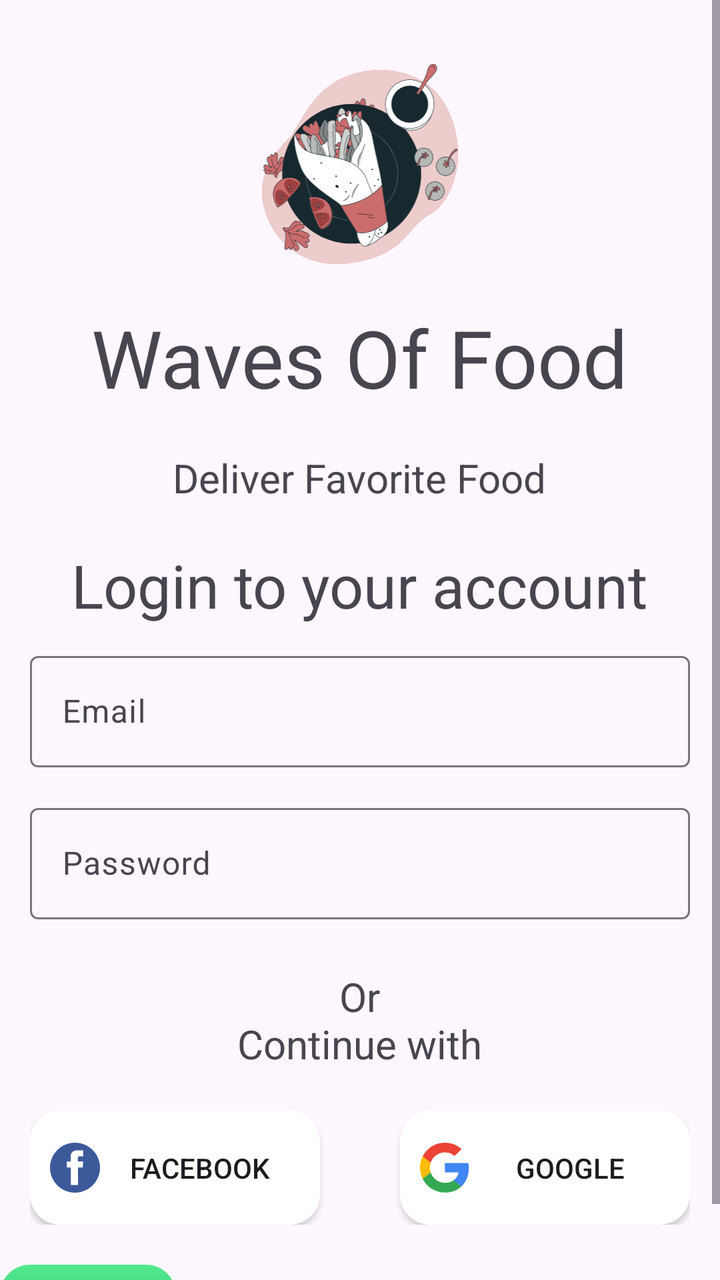
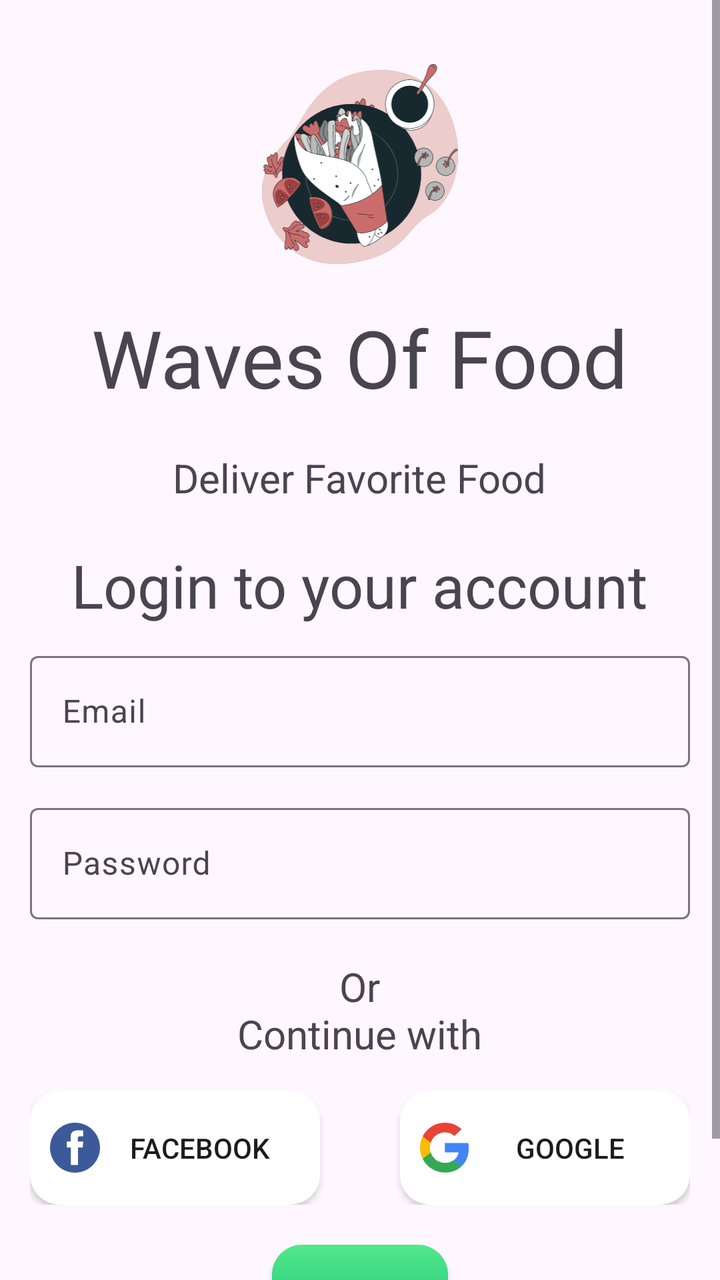

The first picture is an Android layout as it rendered before a commit; the second is the same layout after the commit. The layout source and the unified diff follow.
<!-- AndroidManifest.xml: application theme Theme.FoodOrdering -->
<!-- res/layout/activity_login.xml -->
<?xml version="1.0" encoding="utf-8"?>
<ScrollView xmlns:android="http://schemas.android.com/apk/res/android"
    xmlns:app="http://schemas.android.com/apk/res-auto"
    xmlns:tools="http://schemas.android.com/tools"
    android:layout_width="match_parent"
    android:layout_height="match_parent"
    tools:context=".LoginActivity">

    <RelativeLayout
        android:layout_width="match_parent"
        android:layout_height="wrap_content">
        <ImageView
            android:id="@+id/img_logo"
            android:layout_width="100dp"
            android:layout_height="100dp"
            android:layout_centerHorizontal="true"
            android:layout_marginTop="32sp"
            android:src="@drawable/logo" />

        <TextView
            android:id="@+id/tv_1"
            android:layout_width="wrap_content"
            android:layout_height="wrap_content"
            android:layout_below="@+id/img_logo"
            android:layout_centerHorizontal="true"
            android:layout_marginTop="20sp"
            android:text="@string/Food_Ordering_A_01"
            android:textSize="40sp" />

        <TextView
            android:id="@+id/tv_2"
            android:layout_width="wrap_content"
            android:layout_height="wrap_content"
            android:layout_below="@+id/tv_1"
            android:layout_centerHorizontal="true"
            android:layout_marginTop="20sp"
            android:text="@string/Food_Ordering_A_02"
            android:textSize="20sp" />

        <TextView
            android:id="@+id/tv_3"
            android:layout_width="wrap_content"
            android:layout_height="wrap_content"
            android:layout_below="@+id/tv_2"
            android:layout_centerHorizontal="true"
            android:layout_marginTop="20sp"
            android:text="Login to your account"
            android:textSize="30sp" />

        <com.google.android.material.textfield.TextInputLayout
            android:id="@+id/tf_email"
            android:layout_width="match_parent"
            android:layout_height="wrap_content"
            android:layout_below="@+id/tv_3"
            android:layout_margin="10dp">

            <EditText
                android:id="@+id/edt_sdt"
                android:layout_width="match_parent"
                android:layout_height="wrap_content"
                android:layout_margin="5dp"
                android:autofillHints=""
                android:hint="Email" />

        </com.google.android.material.textfield.TextInputLayout>

        <com.google.android.material.textfield.TextInputLayout
            android:id="@+id/tf_password"
            android:layout_width="match_parent"
            android:layout_height="wrap_content"
            android:layout_below="@+id/tf_email"
            android:layout_marginLeft="10dp"
            android:layout_marginRight="10dp">

            <EditText
                android:id="@+id/edt_password"
                android:layout_width="match_parent"
                android:layout_height="wrap_content"
                android:layout_margin="5dp"
                android:hint="Password" />

        </com.google.android.material.textfield.TextInputLayout>

        <TextView
            android:id="@+id/tv_4"
            android:layout_width="wrap_content"
            android:layout_height="wrap_content"
            android:layout_below="@+id/tf_password"
            android:layout_centerHorizontal="true"
            android:layout_marginTop="20sp"
            android:text="Or\nContinue with"
            android:textAlignment="center"
            android:textSize="20sp" />

        <LinearLayout
            android:id="@+id/ll_continue"
            android:layout_width="match_parent"
            android:layout_height="wrap_content"
            android:layout_below="@+id/tv_4"
            android:layout_marginLeft="15dp"
            android:layout_marginTop="20dp"
            android:layout_marginRight="15dp"
            android:orientation="horizontal">

            <androidx.appcompat.widget.AppCompatButton
                android:id="@+id/btn_facebook"
                android:layout_width="0dp"
                android:layout_height="57dp"
                android:layout_marginRight="40dp"
                android:layout_weight="1"
                android:background="@drawable/whitebutton"
                android:drawableStart="@drawable/ic_facebook"
                android:padding="10dp"
                android:text="Facebook" />

            <androidx.appcompat.widget.AppCompatButton
                android:layout_width="0dp"
                android:layout_height="57dp"
                android:layout_weight="1"
                android:background="@drawable/whitebutton"
                android:drawableStart="@drawable/ic_google"
                android:padding="10dp"
                android:text="Google" />
        </LinearLayout>

        <androidx.appcompat.widget.AppCompatButton
            android:layout_marginTop="20dp"
            android:layout_below="@+id/ll_continue"
            android:background="@drawable/greenbuttongradient"
            android:layout_width="wrap_content"
            android:layout_height="wrap_content"/>


    </RelativeLayout>



</ScrollView>
<!-- resources referenced by this layout -->
<resources>
  <!-- drawable greenbuttongradient (drawable) -->
  <?xml version="1.0" encoding="utf-8"?>
  <shape xmlns:android="http://schemas.android.com/apk/res/android">
  <gradient android:angle="-45" android:startColor="#53E88B" android:endColor="#15BE77"/>
      <corners android:radius="15dp"/>
  </shape>
  <!-- drawable ic_facebook (drawable) -->
  <vector xmlns:android="http://schemas.android.com/apk/res/android"
      android:width="25dp"
      android:height="25dp"
      android:viewportWidth="25"
      android:viewportHeight="25">
    <group>
      <clip-path
          android:pathData="M0,0h25v25h-25z"/>
      <path
          android:pathData="M12.5,25C19.404,25 25,19.404 25,12.5C25,5.596 19.404,0 12.5,0C5.596,0 0,5.596 0,12.5C0,19.404 5.596,25 12.5,25Z"
          android:fillColor="#3C5A9A"/>
      <path
          android:pathData="M16.564,3.837H13.795C12.152,3.837 10.324,4.528 10.324,6.91C10.332,7.74 10.324,8.535 10.324,9.429H8.423V12.455H10.383V21.163H13.984V12.397H16.361L16.577,9.421H13.922C13.922,9.421 13.928,8.097 13.922,7.713C13.922,6.771 14.902,6.825 14.961,6.825C15.427,6.825 16.333,6.827 16.566,6.825V3.837H16.564Z"
          android:fillColor="#ffffff"/>
    </group>
  </vector>
  <!-- drawable ic_google (drawable) -->
  <vector xmlns:android="http://schemas.android.com/apk/res/android"
      android:width="25dp"
      android:height="25dp"
      android:viewportWidth="25"
      android:viewportHeight="25">
    <group>
      <clip-path
          android:pathData="M0,0h24.405v25h-24.405z"/>
      <path
          android:pathData="M24.392,12.734C24.392,11.71 24.309,10.962 24.129,10.187H12.445V14.81H19.303C19.165,15.959 18.419,17.689 16.759,18.851L16.736,19.006L20.43,21.871L20.686,21.897C23.037,19.724 24.392,16.526 24.392,12.734Z"
          android:fillColor="#4285F4"/>
      <path
          android:pathData="M12.446,24.914C15.805,24.914 18.626,23.807 20.686,21.897L16.759,18.852C15.709,19.585 14.298,20.097 12.446,20.097C9.155,20.097 6.362,17.924 5.366,14.921L5.22,14.933L1.379,17.909L1.329,18.049C3.375,22.118 7.578,24.914 12.446,24.914Z"
          android:fillColor="#34A853"/>
      <path
          android:pathData="M5.366,14.921C5.103,14.146 4.951,13.315 4.951,12.457C4.951,11.599 5.103,10.769 5.352,9.993L5.345,9.828L1.456,6.805L1.329,6.865C0.485,8.554 0.001,10.45 0.001,12.457C0.001,14.464 0.485,16.36 1.329,18.049L5.366,14.921Z"
          android:fillColor="#FBBC05"/>
      <path
          android:pathData="M12.446,4.817C14.782,4.817 16.358,5.827 17.257,6.671L20.769,3.239C18.612,1.232 15.805,0 12.446,0C7.578,0 3.375,2.796 1.329,6.865L5.352,9.993C6.362,6.99 9.155,4.817 12.446,4.817Z"
          android:fillColor="#EB4335"/>
    </group>
  </vector>
  <!-- drawable logo: vector/xml drawable (drawable, 186011 chars, omitted) -->
  <!-- drawable whitebutton (drawable) -->
  <?xml version="1.0" encoding="utf-8"?>
  <shape xmlns:android="http://schemas.android.com/apk/res/android">
  <solid android:color="@color/white"/>
      <corners android:radius="15dp"/>
  </shape>
  <string name="Food_Ordering_A_01">Waves Of Food</string>
  <string name="Food_Ordering_A_02">Deliver Favorite Food</string>
  <style name="Theme.FoodOrdering" parent="Base.Theme.FoodOrdering" />
  <color name="white">#FFFFFFFF</color>
  <style name="Base.Theme.FoodOrdering" parent="Theme.Material3.DayNight.NoActionBar">
          
          
      </style>
</resources>

<!-- the commit's change to res/layout/activity_login.xml (unified diff, before → after) -->
@@ -52,10 +52,13 @@
             android:layout_width="match_parent"
             android:layout_height="wrap_content"
             android:layout_below="@+id/tv_3"
-            android:layout_margin="10dp">
+            android:layout_marginStart="10dp"
+            android:layout_marginTop="10dp"
+            android:layout_marginEnd="10dp"
+            android:layout_marginBottom="10dp">
 
             <EditText
-                android:id="@+id/edt_sdt"
+                android:id="@+id/edt_email"
                 android:layout_width="match_parent"
                 android:layout_height="wrap_content"
                 android:layout_margin="5dp"
@@ -87,7 +90,7 @@
             android:layout_height="wrap_content"
             android:layout_below="@+id/tf_password"
             android:layout_centerHorizontal="true"
-            android:layout_marginTop="20sp"
+            android:layout_marginTop="15sp"
             android:text="Or\nContinue with"
             android:textAlignment="center"
             android:textSize="20sp" />
@@ -98,7 +101,7 @@
             android:layout_height="wrap_content"
             android:layout_below="@+id/tv_4"
             android:layout_marginLeft="15dp"
-            android:layout_marginTop="20dp"
+            android:layout_marginTop="15dp"
             android:layout_marginRight="15dp"
             android:orientation="horizontal">
 
@@ -114,6 +117,7 @@
                 android:text="Facebook" />
 
             <androidx.appcompat.widget.AppCompatButton
+                android:id="@+id/btn_google"
                 android:layout_width="0dp"
                 android:layout_height="57dp"
                 android:layout_weight="1"
@@ -124,15 +128,29 @@
         </LinearLayout>
 
         <androidx.appcompat.widget.AppCompatButton
+            android:id="@id/btn_login"
+            android:textColor="@color/white"
+            android:textAllCaps="false"
+            android:text="Login"
+            android:layout_centerHorizontal="true"
             android:layout_marginTop="20dp"
             android:layout_below="@+id/ll_continue"
             android:background="@drawable/greenbuttongradient"
             android:layout_width="wrap_content"
             android:layout_height="wrap_content"/>
 
+        <TextView
+            android:id="@+id/tv_dont_have_acc"
+            android:layout_width="wrap_content"
+            android:layout_height="wrap_content"
+            android:layout_below="@+id/btn_login"
+            android:layout_centerHorizontal="true"
+            android:layout_marginStart="15sp"
+            android:layout_marginTop="15sp"
+            android:layout_marginEnd="15sp"
+            android:layout_marginBottom="15sp"
+            android:text="Don't Have Account?" />
+
 
     </RelativeLayout>
-
-
-
 </ScrollView>
<!-- resource entries referenced after the edit -->
@@ -57,7 +57,7 @@
   <string name="Food_Ordering_A_02">Deliver Favorite Food</string>
   <style name="Theme.FoodOrdering" parent="Base.Theme.FoodOrdering" />
   <color name="white">#FFFFFFFF</color>
-  <style name="Base.Theme.FoodOrdering" parent="Theme.Material3.DayNight.NoActionBar">
+  <style name="Base.Theme.FoodOrdering" parent="Theme.Material3.Light.NoActionBar">
           
           
       </style>
